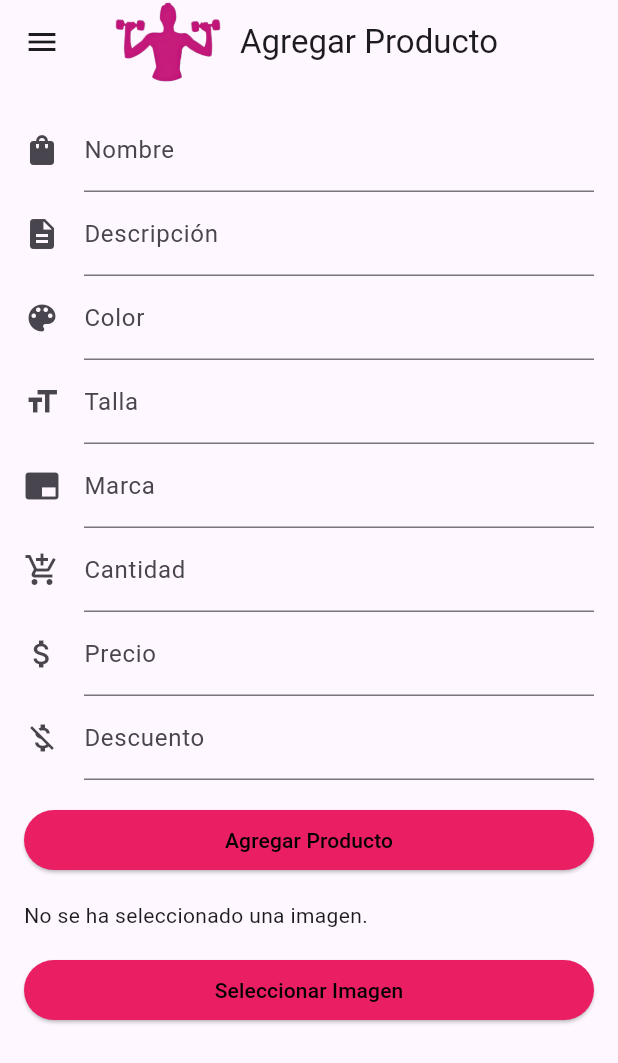
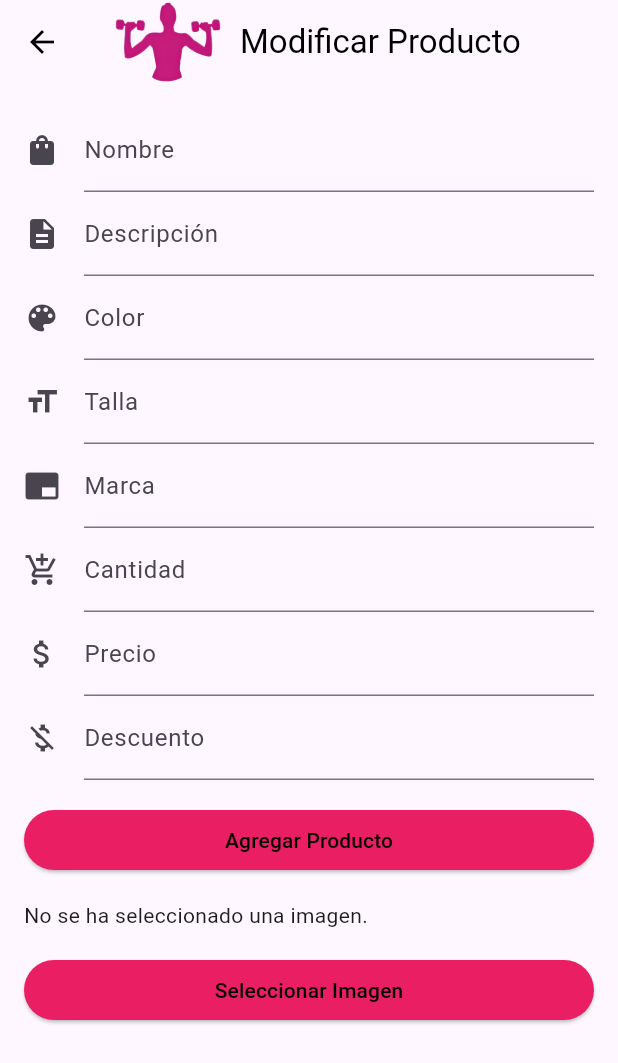
Before and after one commit to Odenais/aplicacion_ventas, a Flutter app: the ProductListAM screen opened directly, after a tap on an icon or button, on a phone screen of 412 x 824 dp. Shown: the top 1063 px of the screen. Run offline on Flutter 3.47's test engine with Material 3 defaults, Android fonts, the phone set to English and light mode, and no system bars; our stand-ins replace card_swiper, carousel_slider, fan_carousel_image_slider, flutter_rating_bar; missing offline and left inert: sms_otp_auto_verify.

```diff
--- /dev/null
+++ b/lib/screens/formularioModificarProducto.dart
@@ -0,0 +1,233 @@
+import 'package:aplicacion_ventas/screens/formularioProducto.dart';
+import 'package:aplicacion_ventas/screens/product_list_screen.dart';
+import 'package:flutter/material.dart';
+
+import 'login_screen.dart';
+import 'orders_list_screen.dart';
+
+class ModificarProducto extends StatefulWidget {
+  @override
+  _ModificarProductoState createState() => _ModificarProductoState();
+}
+
+class _ModificarProductoState extends State<ModificarProducto> {
+  final _formKey = GlobalKey<FormState>();
+  TextEditingController _nombreController = TextEditingController();
+  TextEditingController _descripcionController = TextEditingController();
+  TextEditingController _colorController = TextEditingController();
+  TextEditingController _tallaController = TextEditingController();
+  TextEditingController _marcaController = TextEditingController();
+  TextEditingController _cantidadController = TextEditingController();
+  TextEditingController _precioController = TextEditingController();
+  TextEditingController _descuentoController = TextEditingController();
+  String _imageUrl = '';
+
+  void _ModificarProducto() {
+    if (_formKey.currentState!.validate()) {
+      // Puedes manejar los datos del producto aquí
+      String nombre = _nombreController.text;
+      String descripcion = _descripcionController.text;
+      String color = _colorController.text;
+      String talla = _tallaController.text;
+      String marca = _marcaController.text;
+      int cantidad = int.parse(_cantidadController.text);
+      double precio = double.parse(_precioController.text);
+      double descuento = double.parse(_descuentoController.text);
+      // También puedes manejar la imagen (_imageUrl) como necesites
+      // Por ejemplo, subirla a un servidor o guardar la URL en la base de datos
+
+      // Luego de manejar los datos, puedes reiniciar el formulario
+      _formKey.currentState!.reset();
+      setState(() {
+        _imageUrl = ''; // Reinicia la imagen después de agregar el producto
+      });
+
+      // Muestra un mensaje de éxito
+      ScaffoldMessenger.of(context).showSnackBar(
+        SnackBar(content: Text('Producto agregado: $nombre')),
+      );
+    }
+  }
+
+  @override
+  Widget build(BuildContext context) {
+    return Scaffold(
+      appBar: AppBar(
+        backgroundColor: Colors.transparent,
+        elevation: 0,
+        foregroundColor: Colors.black,
+        leading: IconButton(
+          icon: Icon(Icons.arrow_back), // Icono de regreso
+          onPressed: () {
+            Navigator.pop(context); // Navega de regreso a la pantalla anterior
+          },
+        ),
+        title: Row(
+          children: [
+            Image.asset(
+              'images/icono1.png',
+              fit: BoxFit.fill, // Ruta de tu logo
+              height: 80.0,
+              width: 80.0,
+            ),
+            SizedBox(width: 8.0),
+            Text('Modificar Producto'),
+          ],
+        ),
+      ),
+      body: Padding(
+        padding: EdgeInsets.all(16.0),
+        child: Form(
+          key: _formKey,
+          child: ListView(
+            children: <Widget>[
+              TextFormField(
+                controller: _nombreController,
+                decoration: InputDecoration(
+                  labelText: 'Nombre',
+                  icon: Icon(Icons.shopping_bag),
+                ),
+                validator: (value) {
+                  if (value == null || value.isEmpty) {
+                    return 'Por favor ingresa el nombre';
+                  }
+                  return null;
+                },
+              ),
+              TextFormField(
+                controller: _descripcionController,
+                decoration: InputDecoration(
+                  labelText: 'Descripción',
+                  icon: Icon(Icons.description),
+                ),
+                validator: (value) {
+                  if (value == null || value.isEmpty) {
+                    return 'Por favor ingresa la descripción';
+                  }
+                  return null;
+                },
+              ),
+              TextFormField(
+                controller: _colorController,
+                decoration: InputDecoration(
+                  labelText: 'Color',
+                  icon: Icon(Icons.color_lens),
+                ),
+                validator: (value) {
+                  if (value == null || value.isEmpty) {
+                    return 'Por favor ingresa el color';
+                  }
+                  return null;
+                },
+              ),
+              TextFormField(
+                controller: _tallaController,
+                decoration: InputDecoration(
+                  labelText: 'Talla',
+                  icon: Icon(Icons.format_size),
+                ),
+                validator: (value) {
+                  if (value == null || value.isEmpty) {
+                    return 'Por favor ingresa la talla';
+                  }
+                  return null;
+                },
+              ),
+              TextFormField(
+                controller: _marcaController,
+                decoration: InputDecoration(
+                  labelText: 'Marca',
+                  icon: Icon(Icons.branding_watermark),
+                ),
+                validator: (value) {
+                  if (value == null || value.isEmpty) {
+                    return 'Por favor ingresa la marca';
+                  }
+                  return null;
+                },
+              ),
+              TextFormField(
+                controller: _cantidadController,
+                decoration: InputDecoration(
+                  labelText: 'Cantidad',
+                  icon: Icon(Icons.add_shopping_cart),
+                ),
+                keyboardType: TextInputType.number,
+                validator: (value) {
+                  if (value == null || value.isEmpty) {
+                    return 'Por favor ingresa la cantidad';
+                  }
+                  return null;
+                },
+              ),
+              TextFormField(
+                controller: _precioController,
+                decoration: InputDecoration(
+                  labelText: 'Precio',
+                  icon: Icon(Icons.attach_money),
+                ),
+                keyboardType: TextInputType.number,
+                validator: (value) {
+                  if (value == null || value.isEmpty) {
+                    return 'Por favor ingresa el precio';
+                  }
+                  return null;
+                },
+              ),
+              TextFormField(
+                controller: _descuentoController,
+                decoration: InputDecoration(
+                  labelText: 'Descuento',
+                  icon: Icon(Icons.money_off),
+                ),
+                keyboardType: TextInputType.number,
+                validator: (value) {
+                  if (value == null || value.isEmpty) {
+                    return 'Por favor ingresa el descuento';
+                  }
+                  return null;
+                },
+              ),
+              SizedBox(height: 16.0),
+              ElevatedButton(
+                onPressed: _ModificarProducto,
+                style: ElevatedButton.styleFrom(
+                  backgroundColor: Colors.pink, // Cambia el color del botón a rosado
+                ),
+                child: Text('Agregar Producto',
+                style: TextStyle(
+                  color: Colors.black
+                ),),
+              ),
+              SizedBox(height: 16.0),
+              _imageUrl.isEmpty
+                  ? Text('No se ha seleccionado una imagen.')
+                  : Image.network(
+                _imageUrl,
+                height: 200,
+              ),
+              SizedBox(height: 16.0),
+              ElevatedButton(
+                onPressed: () {
+                  // Aquí puedes implementar la lógica para seleccionar y cargar la imagen
+                  // Puedes usar plugins como image_picker para esto
+                  // En este ejemplo, simplemente mostramos un mensaje de ejemplo
+                  ScaffoldMessenger.of(context).showSnackBar(
+                    SnackBar(content: Text('Selecciona una imagen')),
+                  );
+                },
+                style: ElevatedButton.styleFrom(
+                  backgroundColor: Colors.pink, // Cambia el color del botón a rosado
+                ),
+                child: Text('Seleccionar Imagen',
+                style: TextStyle(
+                  color: Colors.black,
+                ),),
+              ),
+            ],
+          ),
+        ),
+      ),
+    );
+  }
+}
--- a/lib/screens/product_list_screen.dart
+++ b/lib/screens/product_list_screen.dart
@@ -1,3 +1,4 @@
+import 'package:aplicacion_ventas/screens/formularioModificarProducto.dart';
 import 'package:aplicacion_ventas/widgets/confirmation_purchase_popup.dart';
 import 'package:aplicacion_ventas/widgets/container_button_motel.dart';
 import 'package:aplicacion_ventas/widgets/container_icon_button_model.dart';
@@ -176,7 +177,7 @@ class ProductListAM extends StatelessWidget {
                                             context,
                                             MaterialPageRoute(
                                                 builder: (context) =>
-                                                    AgregarProducto()));
+                                                    ModificarProducto()));
                                       },
                                       child: ContainerIconButtonModel(
                                         icon: CupertinoIcons.settings,
```
Also changed, not shown: lib/screens/purchase_screen.dart (added, +81 -0 lines).
